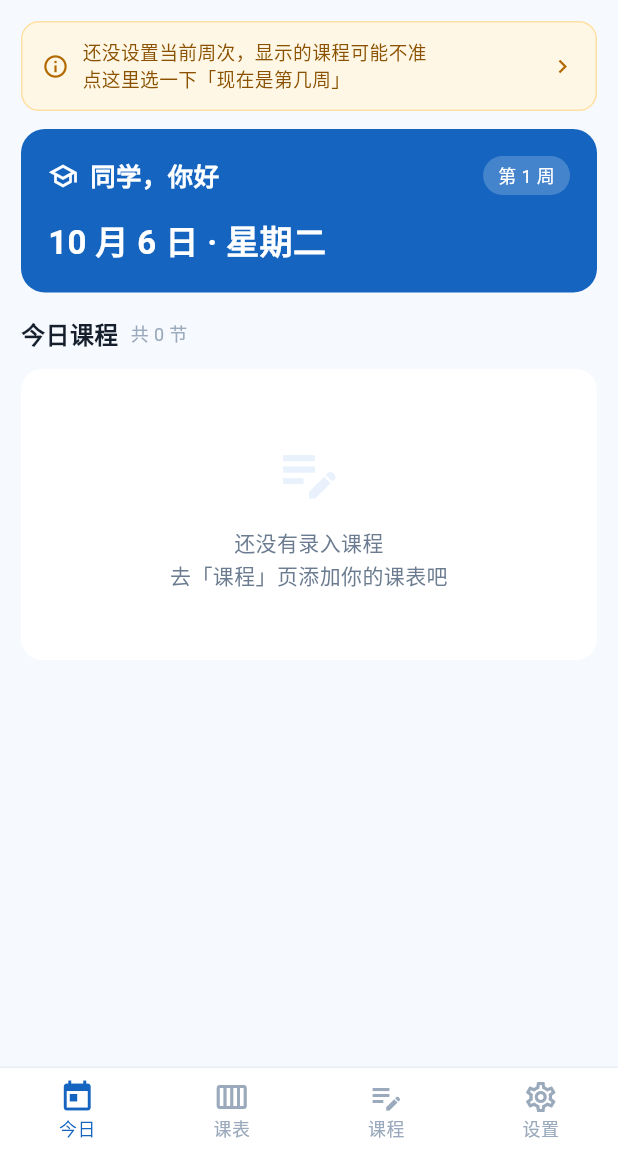
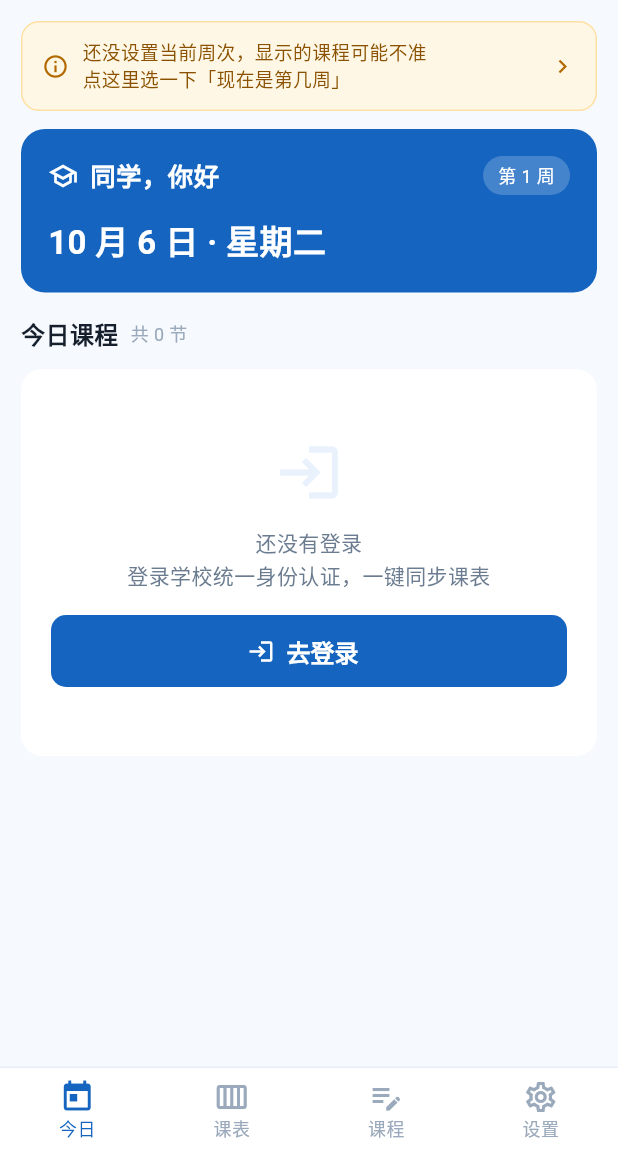
Before and after one commit to awa11awa/fafu_course_timetable, a Flutter app: the screen it shows after launch, on a phone screen of 412 x 824 dp, the part 84-1236 px from its top. Run offline on Flutter 3.47's test engine with Material 3 defaults, Android fonts, the phone set to English and light mode, and no system bars; our stand-ins replace flutter_local_notifications, flutter_secure_storage, shared_preferences, timezone, webview_flutter; missing offline and left inert: encrypt, workmanager; statements that could not run were skipped.

Commit message:
v2.2.0: lib/pages/home_page.dart

```diff
--- a/lib/pages/home_page.dart
+++ b/lib/pages/home_page.dart
@@ -1,10 +1,12 @@
 import 'package:flutter/material.dart';
 
 import '../models/course.dart';
+import '../services/notification_service.dart';
 import '../services/store.dart';
 import '../theme.dart';
 import '../widgets/course_card.dart';
 import '../widgets/week_picker.dart';
+import 'login_page.dart';
 
 class HomePage extends StatefulWidget {
   const HomePage({super.key});
@@ -124,6 +126,7 @@ class _HomePageState extends State<HomePage> {
   Widget _empty(bool noCourses) {
     final now = DateTime.now();
     final isWeekend = now.weekday > 5;
+    final notLoggedIn = noCourses && !Store.hasCookie;
     return Container(
       padding: const EdgeInsets.symmetric(vertical: 46, horizontal: 20),
       decoration: BoxDecoration(
@@ -133,7 +136,9 @@ class _HomePageState extends State<HomePage> {
       child: Column(
         children: [
           Icon(
-              noCourses
+              notLoggedIn
+                  ? Icons.login_outlined
+                  : noCourses
                       ? Icons.edit_note_outlined
                       : (isWeekend
                           ? Icons.weekend_outlined
@@ -142,12 +147,30 @@ class _HomePageState extends State<HomePage> {
               color: AppColors.primaryLight),
           const SizedBox(height: 12),
           Text(
-              noCourses
+              notLoggedIn
+                  ? '还没有登录\n登录学校统一身份认证，一键同步课表'
+                  : noCourses
                       ? '还没有录入课程\n去「课程」页添加你的课表吧'
                       : (isWeekend ? '周末愉快，今天没有课' : '今天没有课，好好休息'),
               textAlign: TextAlign.center,
               style:
                   const TextStyle(color: AppColors.textSub, fontSize: 14, height: 1.6)),
+          if (notLoggedIn) ...[
+            const SizedBox(height: 16),
+            ElevatedButton.icon(
+              onPressed: () => Navigator.of(context).push(
+                MaterialPageRoute(
+                  builder: (_) => LoginPage(
+                    onImported: (s) async {
+                      await NotificationService.reschedule(s);
+                    },
+                  ),
+                ),
+              ),
+              icon: const Icon(Icons.login, size: 18),
+              label: const Text('去登录'),
+            ),
+          ],
         ],
       ),
     );
```
Lines whose indentation alone changed are shown as unchanged.
